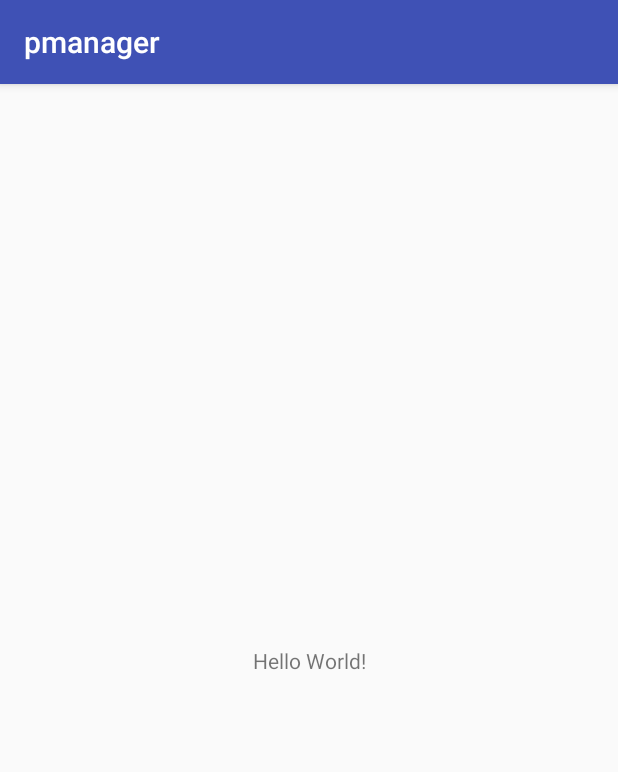
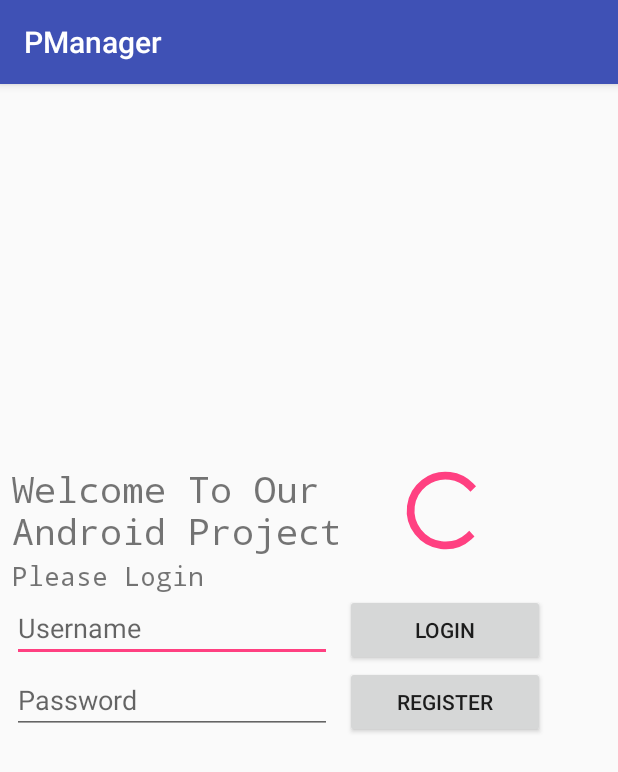
Before and after one commit to GraphZero/Android_AA_TK, an Android app: the screen it shows after launch (MainActivity), on a phone screen of 412 x 824 dp. Shown: the top 772 px of the screen. Run offline under Robolectric (Android 15) with nearby library versions, the phone set to English and light mode, and no system bars; our stand-ins replace Room's generated code.

Commit message:
Initial skeleton of app:  - Login + Register Activity  - Db support

```diff
--- a/app/build.gradle
+++ b/app/build.gradle
@@ -32,6 +32,7 @@ dependencies {
 }
 
 
+
 configurations.all {
     resolutionStrategy {
         force 'com.android.support:support-annotations:26.1.0'
--- a/app/src/main/AndroidManifest.xml
+++ b/app/src/main/AndroidManifest.xml
@@ -16,6 +16,8 @@
                 <category android:name="android.intent.category.LAUNCHER" />
             </intent-filter>
         </activity>
+        <activity android:name=".main.HomeActivity" />
+        <activity android:name=".accounts.register.RegisterUserActivity"></activity>
     </application>
 
 </manifest>
--- a/app/src/main/java/com/aatk/pmanager/MainActivity.java
+++ b/app/src/main/java/com/aatk/pmanager/MainActivity.java
@@ -1,13 +1,91 @@
 package com.aatk.pmanager;
 
+import android.arch.persistence.room.Room;
+import android.content.Intent;
 import android.support.v7.app.AppCompatActivity;
 import android.os.Bundle;
+import android.util.Log;
+import android.view.View;
+import android.widget.Button;
+import android.widget.EditText;
+
+import com.aatk.pmanager.accounts.login.DatabaseLoginService;
+import com.aatk.pmanager.accounts.login.UserValidator;
+import com.aatk.pmanager.accounts.register.RegisterUserActivity;
+import com.aatk.pmanager.accounts.repository.UserDatabase;
+import com.aatk.pmanager.main.HomeActivity;
 
 public class MainActivity extends AppCompatActivity {
+    private static final String TAG = "MainActivity";
+
+    private boolean areDatabasesSet = false;
+    public static UserDatabase userDatabase;
+
+    private Button loginButton;
+    private Button registerButton;
+    private EditText usernameEditText;
+    private EditText passwordEditText;
+    private UserValidator userValidator;
+
+
+
 
     @Override
     protected void onCreate(Bundle savedInstanceState) {
         super.onCreate(savedInstanceState);
         setContentView(R.layout.activity_main);
+        setUpDatabases();
+        setUpComponents();
+        userValidator = new DatabaseLoginService(this);
     }
+
+    private void setUpDatabases(){
+        if ( !areDatabasesSet ){
+            userDatabase = Room.databaseBuilder(getApplicationContext(), UserDatabase.class, "UserDatabase").build();
+            areDatabasesSet = true;
+        } else{
+            Log.w(TAG, "setUpDatabases: " + " databases are already set!");
+        }
+    }
+
+    private void setUpComponents(){
+        setUpButtons();
+        setUpEditTexts();
+    }
+
+    private void setUpButtons(){
+        loginButton = findViewById(R.id.button4);
+        registerButton = findViewById(R.id.button5);
+
+        loginButton.setOnClickListener(new View.OnClickListener() {
+            @Override
+            public void onClick(View view) {
+                validateUser();
+            }
+        });
+
+        registerButton.setOnClickListener(new View.OnClickListener() {
+            @Override
+            public void onClick(View view) {
+                registerUser();
+            }
+        });
+    }
+
+    private void setUpEditTexts(){
+        usernameEditText = findViewById(R.id.editText10);
+        passwordEditText = findViewById(R.id.editText11);
+    }
+
+    private void registerUser() {
+        Intent intent = new Intent(this, RegisterUserActivity.class);
+        startActivity(intent);
+    }
+
+    private void validateUser(){
+        String username = usernameEditText.getText().toString();
+        String password = passwordEditText.getText().toString();
+        userValidator.validateUser(username, password);
+    }
+
 }
--- /dev/null
+++ b/app/src/main/java/com/aatk/pmanager/accounts/domain/Role.java
@@ -0,0 +1,31 @@
+package com.aatk.pmanager.accounts.domain;
+
+import android.arch.persistence.room.TypeConverter;
+
+public enum Role {
+    ADMIN(0),
+    USER(1),
+    MANAGER(2);
+
+    private final int numeral;
+
+    Role(int numeral) {
+        this.numeral = numeral;
+    }
+
+    @TypeConverter
+    public static Role getDownloadStatus(Integer numeral){
+        for(Role ds : values()){
+            if(ds.numeral == numeral){
+                return ds;
+            }
+        }
+        return null;
+    }
+
+    @TypeConverter
+    public static Integer getDownloadStatusInt(Role status){
+        return status.numeral;
+    }
+
+}
--- /dev/null
+++ b/app/src/main/java/com/aatk/pmanager/accounts/login/DatabaseLoginService.java
@@ -0,0 +1,50 @@
+package com.aatk.pmanager.accounts.login;
+
+import android.content.Context;
+import android.content.Intent;
+import android.os.AsyncTask;
+
+import com.aatk.pmanager.MainActivity;
+import com.aatk.pmanager.accounts.repository.UserDao;
+import com.aatk.pmanager.main.HomeActivity;
+
+public class DatabaseLoginService implements UserValidator {
+    private UserDao userDao;
+    private Context context;
+
+    public DatabaseLoginService(Context context) {
+        this.context = context;
+        userDao = MainActivity.userDatabase.userDao();
+    }
+
+    private class MyTask extends AsyncTask<String, Void, Boolean>
+    {
+        @Override
+        protected Boolean doInBackground(String... params)
+        {
+            //do stuff and return the value you want
+            return userDao.findByUsername(params[0]).getPassword().equals(params[1]);
+        }
+
+        @Override
+        protected void onPostExecute(Boolean result)
+        {
+            // Call activity method with results
+            validateUser(result);
+        }
+    }
+
+    @Override
+    public void validateUser(String username, String password) {
+        MyTask myTask = new MyTask();
+        myTask.execute(username ,password);
+    }
+
+    private void validateUser(Boolean result){
+        if (result){
+            Intent intent = new Intent(context, HomeActivity.class);
+            context.startActivity(intent);
+        }
+    }
+
+}
--- /dev/null
+++ b/app/src/main/java/com/aatk/pmanager/accounts/login/UserValidator.java
@@ -0,0 +1,11 @@
+package com.aatk.pmanager.accounts.login;
+
+import android.content.Context;
+
+/**
+ * Used to validate user
+ */
+
+public interface UserValidator {
+    void validateUser(String username, String password);
+}
--- /dev/null
+++ b/app/src/main/java/com/aatk/pmanager/accounts/repository/UserDao.java
@@ -0,0 +1,34 @@
+package com.aatk.pmanager.accounts.repository;
+
+import android.arch.persistence.room.Dao;
+import android.arch.persistence.room.Delete;
+import android.arch.persistence.room.Insert;
+import android.arch.persistence.room.Query;
+import android.arch.persistence.room.Update;
+
+import com.aatk.pmanager.accounts.domain.User;
+
+import java.util.List;
+
+@Dao
+public interface UserDao {
+
+    @Query("SELECT * FROM user")
+    List<User> findAll();
+
+    @Query("SELECT * FROM user WHERE username LIKE :name LIMIT 1")
+    User findByUsername(String name);
+
+    @Insert
+    void insert(User user);
+
+    @Insert
+    void insertAll(List<User> children);
+
+    @Update
+    void update(User childRoom);
+
+    @Delete
+    void delete(User childRoom);
+
+}
--- /dev/null
+++ b/app/src/main/java/com/aatk/pmanager/accounts/repository/UserDatabase.java
@@ -0,0 +1,11 @@
+package com.aatk.pmanager.accounts.repository;
+
+import android.arch.persistence.room.Database;
+import android.arch.persistence.room.RoomDatabase;
+
+import com.aatk.pmanager.accounts.domain.User;
+
+@Database(entities = {User.class}, version = 1)
+public abstract class UserDatabase extends RoomDatabase {
+    public abstract UserDao userDao();
+}
--- a/app/src/main/res/layout/activity_main.xml
+++ b/app/src/main/res/layout/activity_main.xml
@@ -6,13 +6,79 @@
     android:layout_height="match_parent"
     tools:context="com.aatk.pmanager.MainActivity">
 
-    <TextView
-        android:layout_width="wrap_content"
-        android:layout_height="wrap_content"
-        android:text="Hello World!"
+    <GridLayout
+        android:layout_width="match_parent"
+        android:layout_height="261dp"
+        android:layout_marginBottom="8dp"
+        android:layout_marginEnd="8dp"
+        android:layout_marginStart="8dp"
+        android:layout_marginTop="8dp"
         app:layout_constraintBottom_toBottomOf="parent"
-        app:layout_constraintLeft_toLeftOf="parent"
-        app:layout_constraintRight_toRightOf="parent"
-        app:layout_constraintTop_toTopOf="parent" />
+        app:layout_constraintEnd_toEndOf="parent"
+        app:layout_constraintStart_toStartOf="parent"
+        app:layout_constraintTop_toTopOf="parent">
 
+        <TextView
+            android:id="@+id/textView4"
+            android:layout_width="222dp"
+            android:layout_height="wrap_content"
+            android:fontFamily="monospace"
+            android:text="Welcome To Our Android Project"
+            android:textSize="24sp" />
+
+        <TextView
+            android:id="@+id/textView5"
+            android:layout_width="wrap_content"
+            android:layout_height="wrap_content"
+            android:layout_column="0"
+            android:layout_row="1"
+            android:fontFamily="monospace"
+            android:text="Please Login"
+            android:textSize="18sp" />
+
+        <EditText
+            android:id="@+id/editText10"
+            android:layout_width="wrap_content"
+            android:layout_height="wrap_content"
+            android:layout_column="0"
+            android:layout_row="2"
+            android:ems="10"
+            android:hint="Username"
+            android:inputType="textPersonName" />
+
+        <Button
+            android:id="@+id/button4"
+            android:layout_width="133dp"
+            android:layout_height="wrap_content"
+            android:layout_column="1"
+            android:layout_row="2"
+            android:text="Login" />
+
+        <EditText
+            android:id="@+id/editText11"
+            android:layout_width="wrap_content"
+            android:layout_height="wrap_content"
+            android:layout_column="0"
+            android:layout_row="3"
+            android:ems="10"
+            android:hint="Password"
+            android:inputType="textPassword" />
+
+        <ProgressBar
+            android:id="@+id/progressBar"
+            style="?android:attr/progressBarStyle"
+            android:layout_width="134dp"
+            android:layout_height="62dp"
+            android:layout_column="1"
+            android:layout_row="0" />
+
+        <Button
+            android:id="@+id/button5"
+            android:layout_width="133dp"
+            android:layout_height="wrap_content"
+            android:layout_column="1"
+            android:layout_row="3"
+            android:text="Register" />
+
+    </GridLayout>
 </android.support.constraint.ConstraintLayout>
```
Also changed, not shown: app/src/main/java/com/aatk/pmanager/accounts/domain/User.java (added, +71 -0 lines), app/src/main/java/com/aatk/pmanager/accounts/register/DatabaseRegisterService.java (added, +26 -0 lines), app/src/main/java/com/aatk/pmanager/accounts/register/RegisterService.java (added, +8 -0 lines), app/src/main/java/com/aatk/pmanager/accounts/register/RegisterUserActivity.java (added, +88 -0 lines), app/src/main/java/com/aatk/pmanager/main/HomeActivity.java (added, +19 -0 lines), app/src/main/res/layout/activity_home.xml (added, +9 -0 lines), app/src/main/res/layout/activity_register_user.xml (added, +93 -0 lines), app/src/main/res/values/strings.xml (+6 -1 lines).
